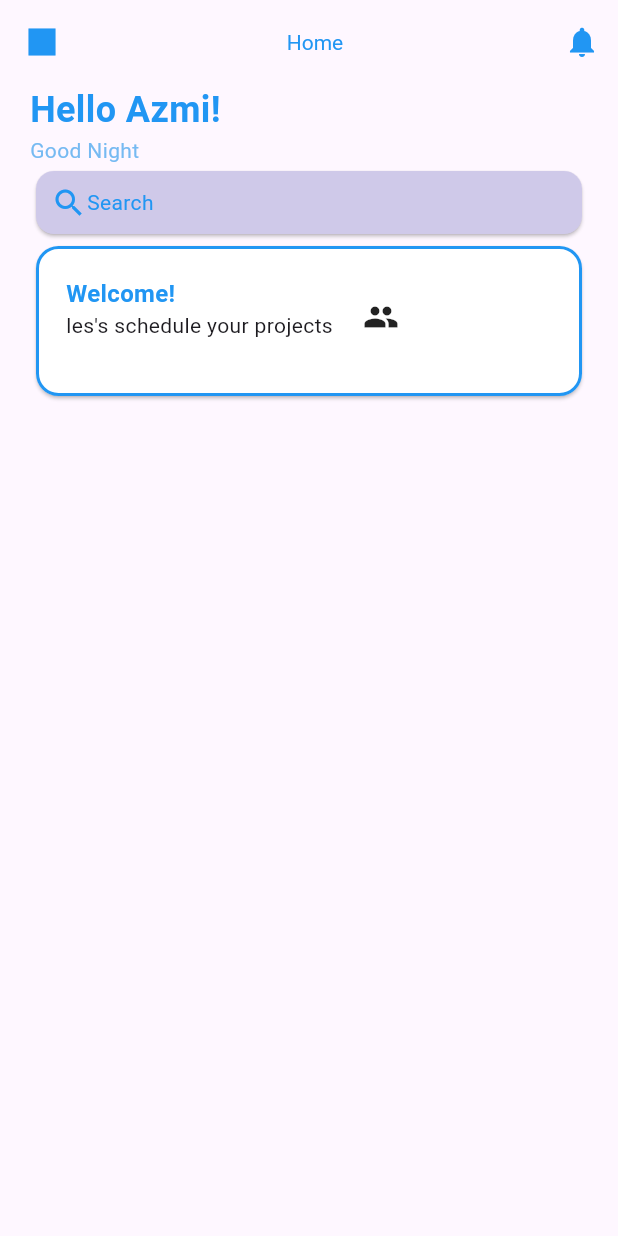
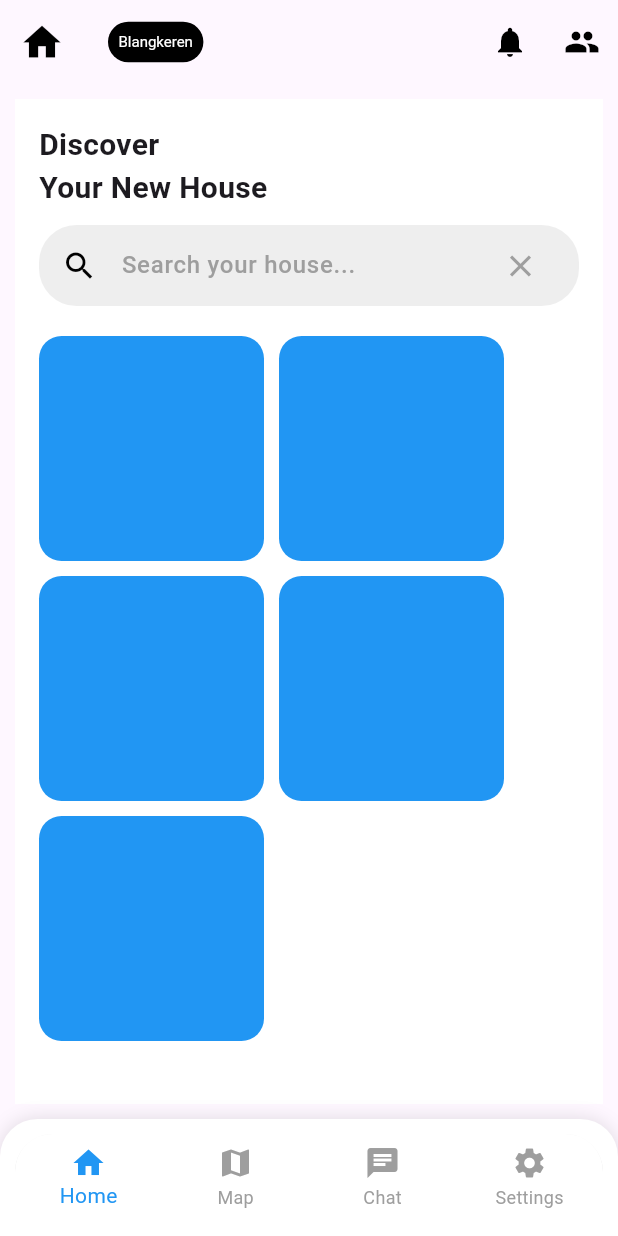
Before and after one commit to Azmibasri/Belajar-Flutter, a Flutter app: the screen it shows after launch, on a phone screen of 412 x 824 dp. Run offline on Flutter 3.47's test engine with Material 3 defaults, Android fonts, the phone set to English and light mode, and no system bars.

Commit message:
membuat desain dari pinterest

```diff
--- a/lib/main.dart
+++ b/lib/main.dart
@@ -1,17 +1,85 @@
 import 'package:flutter/material.dart';
-import 'screens/home.dart';
-
+import 'screens/laman.dart';
 void main() => runApp(MyApp());
 
 class MyApp extends StatelessWidget {
   const MyApp({super.key});
-
   @override
   Widget build(BuildContext context) {
     return const MaterialApp(
       debugShowCheckedModeBanner: false,
       home: Home(),
-      title: 'Test',
     );
   }
 }
+
+class Home extends StatelessWidget {
+  const Home({super.key});
+
+  @override
+  Widget build(BuildContext context) {
+    return Scaffold(
+      appBar: AppBar(
+        foregroundColor: const Color.fromARGB(255, 0, 0, 0),
+        leading: const Icon(Icons.home, size: 30),
+        title: Container(
+          decoration: BoxDecoration(
+            color: Colors.black,
+            borderRadius: BorderRadius.circular(15),
+          ),
+          child: const Padding(
+            padding: EdgeInsets.all(7),
+            child: Text(
+              "Blangkeren",
+              style: TextStyle(
+                color: Colors.white,
+                fontSize: 10,
+              ),
+            ),
+          ),
+        ),
+        actions: [
+          IconButton(onPressed: () {}, icon: const Icon(Icons.notifications)),
+          IconButton(onPressed: () {}, icon: const Icon(Icons.people)),
+        ],
+      ),
+      body: Padding(padding: EdgeInsets.all(10),child: Laman()),
+      bottomNavigationBar: Container(
+        decoration: const BoxDecoration(
+          color: Colors.white,
+          borderRadius: BorderRadius.only(
+            topLeft: Radius.circular(25),
+            topRight: Radius.circular(25),
+          ),
+          boxShadow: [
+            BoxShadow(
+              color: Colors.black12,
+              blurRadius: 10,
+            ),
+          ],
+        ),
+        child: Padding(
+          padding: const EdgeInsets.all(10),
+          child: ClipRRect(
+            borderRadius: const BorderRadius.only(
+              topLeft: Radius.circular(25),
+              topRight: Radius.circular(25),
+            ),
+            child: BottomNavigationBar(
+              backgroundColor: Colors.white,
+              selectedItemColor: Colors.blue,
+              unselectedItemColor: Colors.grey,
+              type: BottomNavigationBarType.fixed,
+              items: const [
+                BottomNavigationBarItem(icon: Icon(Icons.home), label: "Home"),
+                BottomNavigationBarItem(icon: Icon(Icons.map), label: "Map"),
+                BottomNavigationBarItem(icon: Icon(Icons.chat), label: "Chat"),
+                BottomNavigationBarItem(icon: Icon(Icons.settings), label: "Settings"),
+              ],
+            ),
+          ),
+        ),
+      ),
+    );
+  }
+}
--- a/lib/screens/home.dart
+++ /dev/null
@@ -1,43 +0,0 @@
-import 'package:flutter/material.dart';
-import 'package:latihan_flutter/widgets/search_widgets.dart';
-import 'package:latihan_flutter/widgets/normal_banner_widget.dart';
-class Home extends StatefulWidget {
-  const Home({super.key});
-
-  @override
-  State<Home> createState() => _Home();
-}
-
-class _Home extends State<Home> {
-  @override
-  Widget build(BuildContext context) {
-    return Scaffold(
-      appBar: AppBar(
-        leading: Icon(Icons.square),
-        title: Center(child: Text("Home",style: TextStyle(fontSize: 14),)),
-        foregroundColor: Colors.blue,
-        actions: [
-          IconButton(onPressed: (){}, icon: Icon(Icons.notifications))
-        ],
-      ),
-      body: Padding(
-        padding: EdgeInsets.symmetric(horizontal: 20),
-        child:
-        Column(
-          crossAxisAlignment: CrossAxisAlignment.start,
-          children: [
-            Column(
-              crossAxisAlignment: CrossAxisAlignment.start,
-              children: [
-                Text("Hello Azmi!",style:TextStyle(color: Colors.blue,fontSize: 24,fontWeight: FontWeight.bold)),
-                Text("Good Night",style: TextStyle(color: const Color.fromARGB(255, 118, 186, 242),fontSize: 14),)
-              ],
-            ),
-            Cari(),
-            BannerN(title: "Welcome!", deskripsi: "les's schedule your projects"),
-        ],
-        )
-      )
-    );
-  }
-}
--- /dev/null
+++ b/lib/screens/laman.dart
@@ -0,0 +1,48 @@
+import 'package:flutter/material.dart';
+import 'package:latihan_flutter/widgets/search.dart';
+import 'package:latihan_flutter/widgets/kartumenu.dart';
+
+class Laman extends StatelessWidget {
+  const Laman({super.key});
+
+  @override
+  Widget build(BuildContext context) {
+    return Scaffold(
+      backgroundColor: Colors.white,
+      body: SafeArea(
+        child: SingleChildScrollView( // ✅ agar bisa scroll
+          child: Padding(
+            padding: const EdgeInsets.all(16.0),
+            child: Column(
+              crossAxisAlignment: CrossAxisAlignment.start,
+              children: [
+                Text("Discover",
+                    style:
+                        TextStyle(fontWeight: FontWeight.bold, fontSize: 20)),
+                Text("Your New House",
+                    style:
+                        TextStyle(fontWeight: FontWeight.bold, fontSize: 20)),
+                SizedBox(height: 10),
+                SearchBarModern(),
+                SizedBox(height: 20),
+
+                // ✅ Gunakan Wrap agar otomatis turun ke bawah
+                Wrap(
+                  spacing: 10,
+                  runSpacing: 10,
+                  children: [
+                    Kartumenu(),
+                    Kartumenu(),
+                    Kartumenu(),
+                    Kartumenu(),
+                    Kartumenu(),
+                  ],
+                ),
+              ],
+            ),
+          ),
+        ),
+      ),
+    );
+  }
+}
--- /dev/null
+++ b/lib/widgets/kartumenu.dart
@@ -0,0 +1,13 @@
+import 'package:flutter/material.dart';
+
+class Kartumenu extends StatelessWidget {
+  const Kartumenu({super.key});
+  @override
+  Widget build(BuildContext context) {
+    return Container(
+      width: 150,
+      height: 150,
+      decoration: BoxDecoration(color: Colors.blue,borderRadius: BorderRadius.circular(15)),
+    );
+  }
+}
--- a/lib/widgets/normal_banner_widget.dart
+++ /dev/null
@@ -1,43 +0,0 @@
-import 'package:flutter/material.dart';
-
-class BannerN extends StatelessWidget {
-  final String title;
-  final String deskripsi;
-
-  const BannerN({super.key, required this.title, required this.deskripsi});
-  @override
-  Widget build(BuildContext context) {
-    return Card(
-      color: Colors.white,
-      shape: RoundedRectangleBorder(
-        borderRadius: BorderRadius.circular(15),
-        side: BorderSide(color: Colors.blue,width: 2),
-      ),
-      child: SizedBox(
-        width: MediaQuery.of(context).size.width,
-        height: 100,
-        child: Row(
-            children: [
-              Padding(padding: EdgeInsets.all(20),child:Column(
-                crossAxisAlignment: CrossAxisAlignment.start,
-                children: [
-                  Text(title,style: TextStyle(color: Colors.blue,fontSize: 16,fontWeight: FontWeight.bold),),
-                  Text(deskripsi)
-                ],
-              )),
-              Center(
-                child:
-                Padding(padding: EdgeInsets.symmetric(vertical: 35),child: Column(
-                  crossAxisAlignment: CrossAxisAlignment.end,
-                  children: [
-                    Icon(Icons.people)
-                  ],
-                ),),
-              )
-            ],
-          ),
-
-        ),
-    );
-  }
-}
--- /dev/null
+++ b/lib/widgets/search.dart
@@ -0,0 +1,34 @@
+import 'package:flutter/material.dart';
+
+class SearchBarModern extends StatelessWidget {
+  const SearchBarModern({super.key});
+
+  @override
+  Widget build(BuildContext context) {
+    return Container(
+      padding: const EdgeInsets.symmetric(horizontal: 15),
+      decoration: BoxDecoration(
+        color: Colors.grey[200],
+        borderRadius: BorderRadius.circular(25),
+      ),
+      child: TextField(
+        style: const TextStyle(
+          color: Colors.black, // Warna teks
+          fontSize: 16, // Ukuran teks
+          fontWeight: FontWeight.w500, // Ketebalan teks
+        ),
+        decoration: InputDecoration(
+          hintText: "Search your house...",
+          hintStyle: const TextStyle(color: Colors.grey), // Style teks hint
+          icon: const Icon(Icons.search, color: Color.fromARGB(255, 0, 0, 0)),
+          border: InputBorder.none,
+          contentPadding: const EdgeInsets.symmetric(vertical: 15),
+          suffixIcon: IconButton(
+            icon: const Icon(Icons.clear, color: Colors.grey),
+            onPressed: () {},
+          ),
+        ),
+      ),
+    );
+  }
+}
--- a/lib/widgets/search_widgets.dart
+++ /dev/null
@@ -1,27 +0,0 @@
-import 'package:flutter/material.dart';
-
-class Cari extends StatelessWidget {
-  const Cari({super.key});
-  @override
-  Widget build(BuildContext context) {
-    return Padding(
-      padding: EdgeInsets.all(0),
-      child: SizedBox(
-        width: MediaQuery.of(context).size.width,
-        height: 50,
-        child: Card(
-          color: const Color.fromARGB(255, 207, 201, 233),
-          child: Padding(
-            padding: EdgeInsets.symmetric(vertical: 0, horizontal: 10),
-            child: Row(
-              children: [
-                Icon(Icons.search, color: Colors.blue),
-                Text("Search", style: TextStyle(color: Colors.blue)),
-              ],
-            ),
-          ),
-        ),
-      ),
-    );
-  }
-}
```
